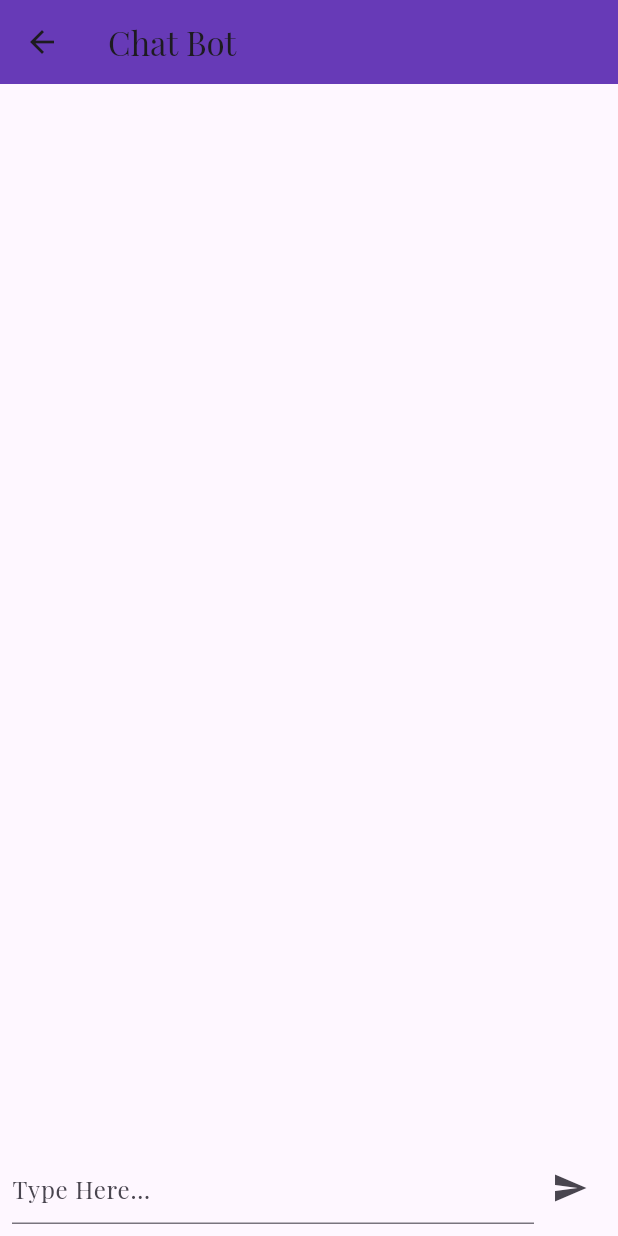
After one commit to flamegraal/UCSC-Hack-app, a Flutter app: the screen it shows after launch, item 4 of the bottom bar chosen, after a tap on the "send" icon, on a phone screen of 412 x 824 dp. The commit adds this screen. Run offline on Flutter 3.47's test engine with Material 3 defaults, Android fonts, the phone set to English and light mode, and no system bars; our stand-ins replace google_fonts; missing offline and left inert: chat_gpt_sdk.

Commit message:
final edit

```diff
--- /dev/null
+++ b/lib/chatbot.dart
@@ -0,0 +1,110 @@
+import 'package:chat_gpt_sdk/chat_gpt_sdk.dart';
+import 'package:flutter/material.dart';
+
+class ChatScreen extends StatefulWidget {
+  const ChatScreen({Key? key}) : super(key: key);
+
+  @override
+  State<ChatScreen> createState() => _ChatScreenState();
+}
+
+class Chat {
+  String text;
+  bool amsender;
+
+  Chat(this.text, this.amsender);
+}
+
+class _ChatScreenState extends State<ChatScreen> {
+  late OpenAI openAI;
+  final TextEditingController _controller = TextEditingController();
+
+  final List<Chat> _conversations = [];
+
+  @override
+  void initState() {
+    openAI = OpenAI.instance
+        .build(token: "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");
+    super.initState();
+  }
+
+  void send() async {
+    var text = _controller.text;
+    if (text.trim().isEmpty) {
+      return;
+    }
+
+    setState(() {
+      _conversations.add(Chat(text, true));
+    });
+
+    try {
+      var resp = await openAI.onCompletion(
+          request: CompleteText(prompt: text, model: TextAda001Model()));
+
+      if (resp!.choices.isNotEmpty) {
+        setState(() {
+          _conversations.add(Chat(resp.choices.last.text.trim(), false));
+        });
+      }
+    } catch (e) {
+      // Handle exceptions here
+      print('Error: $e');
+      // You can display an error message to the user or perform other error-handling actions
+    }
+  }
+
+  @override
+  Widget build(BuildContext context) {
+    return Scaffold(
+      appBar: AppBar(
+        title: Text('Chat Bot'),
+      ),
+      body: Column(children: [
+        Expanded(
+          child: ListView.builder(
+            reverse: true,
+            itemBuilder: (context, index) {
+              var convo = _conversations[index];
+              return Align(
+                alignment: convo.amsender
+                    ? Alignment.centerRight
+                    : Alignment.centerLeft,
+                child: Chip(
+                  backgroundColor: convo.amsender ? Colors.blue : Colors.grey,
+                  label: Padding(
+                    padding: const EdgeInsets.all(8.0),
+                    child: Text(
+                      convo.text,
+                      style: TextStyle(color: Colors.white),
+                    ),
+                  ),
+                ),
+              );
+            },
+            itemCount: _conversations.length,
+          ),
+        ),
+        SafeArea(
+          child: Padding(
+            padding: EdgeInsets.all(8),
+            child: Row(
+              children: [
+                Expanded(
+                  child: TextField(
+                    controller: _controller,
+                    onSubmitted: (value) {
+                      send();
+                    },
+                    decoration: InputDecoration(hintText: "Type Here..."),
+                  ),
+                ),
+                IconButton(onPressed: send, icon: Icon(Icons.send))
+              ],
+            ),
+          ),
+        )
+      ]),
+    );
+  }
+}
--- a/lib/main.dart
+++ b/lib/main.dart
@@ -1,5 +1,6 @@
 import 'package:flutter/material.dart';
 import 'package:google_fonts/google_fonts.dart';
+import 'chatbot.dart';
 
 void main() {
   runApp(MyApp());
@@ -26,13 +27,10 @@ class MyApp extends StatelessWidget {
         '/pageOne': (context) => PageOne(),
         '/pageTwo': (context) => PageTwo(),
         '/pageThree': (context) => PageThree(),
+        '/chatbot': (context) => ChatScreen(),
       },
     );
   }
-}
-
-TextStyle modernTextStyle() {
-  return GoogleFonts.playfairDisplay(fontSize: 20, fontWeight: FontWeight.w500, color: Colors.white);
 }
 
 class MyHomePage extends StatelessWidget {
@@ -40,15 +38,27 @@ class MyHomePage extends StatelessWidget {
   Widget build(BuildContext context) {
     return Scaffold(
       appBar: AppBar(
-        title: Text('VigilantEye Home', style: GoogleFonts.playfairDisplay()),
-        backgroundColor: Colors.deepPurple,
+        title: Row(
+          children: [
+            Padding(
+              padding: const EdgeInsets.only(right: 8.0),
+              child: Image.asset(
+                'images/vigilant_eye.webp', // Replace with your logo image path
+                height: 40, // Set the height of your logo
+                width: 40, // Set the width of your logo
+              ),
+            ),
+            Text('VigilantEye Home', style: GoogleFonts.workSans()),
+          ],
+        ),
+        backgroundColor: Colors.blue,
       ),
       backgroundColor: Colors.grey[900],
       body: Center(
         child: Padding(
           padding: EdgeInsets.all(20),
           child: Text(
-            'VigilantEye: Advanced Object Detection for Vapes, Cigarettes, and Contraband.',
+            'VigilantEye: Advanced Object Detection for Weapon Detection in School.',
             style: modernTextStyle(),
             textAlign: TextAlign.center,
           ),
@@ -74,19 +84,28 @@ class MyHomePage extends StatelessWidget {
               onPressed: () => Navigator.pushNamed(context, '/pageThree'),
               tooltip: 'Go to Page Three',
             ),
+            IconButton(
+              icon: Icon(Icons.chat, color: Colors.white),
+              onPressed: () => Navigator.pushNamed(context, '/chatbot'),
+              tooltip: 'Go to Chatbot',
+            ),
           ],
         ),
       ),
       floatingActionButton: FloatingActionButton(
         child: Icon(Icons.home),
         onPressed: () {
-          // This will pop to the first route in the stack, which is the home page.
           Navigator.of(context).popUntil((route) => route.isFirst);
         },
         tooltip: 'Back to Home',
       ),
       floatingActionButtonLocation: FloatingActionButtonLocation.centerDocked,
     );
+  }
+
+  TextStyle modernTextStyle() {
+    return GoogleFonts.playfairDisplay(
+        fontSize: 20, fontWeight: FontWeight.w500, color: Colors.white);
   }
 }
 
@@ -95,7 +114,8 @@ class PageOne extends StatelessWidget {
   Widget build(BuildContext context) {
     return Scaffold(
       appBar: AppBar(
-        title: Text('VigilantEye Security', style: GoogleFonts.playfairDisplay()),
+        title:
+            Text('VigilantEye Security', style: GoogleFonts.playfairDisplay()),
         backgroundColor: Colors.deepPurple,
       ),
       backgroundColor: Colors.grey[900],
@@ -129,6 +149,11 @@ class PageOne extends StatelessWidget {
               onPressed: () => Navigator.pushNamed(context, '/pageThree'),
               tooltip: 'Go to Page Three',
             ),
+            IconButton(
+              icon: Icon(Icons.chat, color: Colors.white),
+              onPressed: () => Navigator.pushNamed(context, '/chatbot'),
+              tooltip: 'Go to Chatbot',
+            ),
           ],
         ),
       ),
@@ -141,10 +166,11 @@ class PageTwo extends StatelessWidget {
   Widget build(BuildContext context) {
     return Scaffold(
       appBar: AppBar(
-        title: Text('VigilantEye Detection', style: GoogleFonts.playfairDisplay()),
+        title:
+            Text('VigilantEye Detection', style: GoogleFonts.playfairDisplay()),
         backgroundColor: Colors.deepPurple,
       ),
-      backgroundColor: Colors.grey[900],
+      backgroundColor: Colors.deepPurple,
       body: Center(
         child: Padding(
           padding: EdgeInsets.all(20),
@@ -175,6 +201,11 @@ class PageTwo extends StatelessWidget {
               onPressed: () => Navigator.pushNamed(context, '/pageThree'),
               tooltip: 'Go to Page Three',
             ),
+            IconButton(
+              icon: Icon(Icons.chat, color: Colors.white),
+              onPressed: () => Navigator.pushNamed(context, '/chatbot'),
+              tooltip: 'Go to Chatbot',
+            ),
           ],
         ),
       ),
@@ -187,7 +218,8 @@ class PageThree extends StatelessWidget {
   Widget build(BuildContext context) {
     return Scaffold(
       appBar: AppBar(
-        title: Text('VigilantEye Analytics', style: GoogleFonts.playfairDisplay()),
+        title:
+            Text('VigilantEye Analytics', style: GoogleFonts.playfairDisplay()),
         backgroundColor: Colors.deepPurple,
       ),
       backgroundColor: Colors.grey[900],
@@ -221,9 +253,19 @@ class PageThree extends StatelessWidget {
               onPressed: () => Navigator.pushNamed(context, '/pageThree'),
               tooltip: 'Go to Page Three',
             ),
+            IconButton(
+              icon: Icon(Icons.chat, color: Colors.white),
+              onPressed: () => Navigator.pushNamed(context, '/chatbot'),
+              tooltip: 'Go to Chatbot',
+            ),
           ],
         ),
       ),
     );
   }
 }
+
+TextStyle modernTextStyle() {
+  return GoogleFonts.playfairDisplay(
+      fontSize: 20, fontWeight: FontWeight.w500, color: Colors.white);
+}
```
Also changed, not shown: pubspec.yaml (+4 -4 lines), images/vigilant_eye.webp (added), pubspec.lock.
